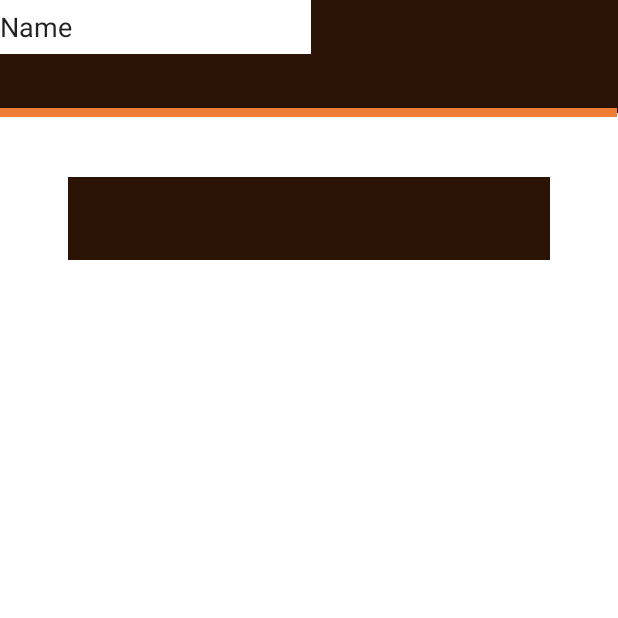
After one commit to Catherine1998/EasyBookingApp, an Android app: the CreacionCuenta screen opened directly, with no data from a screen before it, on a phone screen of 412 x 824 dp, the top half of it. The commit adds this screen. Run offline under Robolectric (Android 15) with nearby library versions, the phone set to English and light mode, and no system bars.

Commit message:
Pagina creacion cuenta

```diff
--- a/app/src/main/AndroidManifest.xml
+++ b/app/src/main/AndroidManifest.xml
@@ -2,6 +2,9 @@
 <manifest xmlns:android="http://schemas.android.com/apk/res/android"
     xmlns:tools="http://schemas.android.com/tools"
     package="com.example.easybookingapp">
+
+    <uses-permission android:name="android.permission.INTERNET" />
+    <uses-permission android:name="android.permission.ACCESS_NETWORK_STATE" />
 
     <application
         android:allowBackup="true"
@@ -13,6 +16,9 @@
         android:supportsRtl="true"
         android:theme="@style/Theme.EasyBookingApp"
         tools:targetApi="31">
+        <activity
+            android:name=".CreacionCuenta"
+            android:exported="false" />
         <activity
             android:name=".Inicio"
             android:exported="false" />
@@ -26,6 +32,5 @@
             </intent-filter>
         </activity>
     </application>
-    <uses-permission android:name="android.permission.INTERNET" />
-    <uses-permission android:name="android.permission.ACCESS_NETWORK_STATE" />
+
 </manifest>
--- /dev/null
+++ b/app/src/main/java/com/example/easybookingapp/CreacionCuenta.java
@@ -0,0 +1,14 @@
+package com.example.easybookingapp;
+
+import androidx.appcompat.app.AppCompatActivity;
+
+import android.os.Bundle;
+
+public class CreacionCuenta extends AppCompatActivity {
+
+    @Override
+    protected void onCreate(Bundle savedInstanceState) {
+        super.onCreate(savedInstanceState);
+        setContentView(R.layout.activity_creacion_cuenta);
+    }
+}
--- /dev/null
+++ b/app/src/main/res/layout/activity_creacion_cuenta.xml
@@ -0,0 +1,119 @@
+<?xml version="1.0" encoding="utf-8"?>
+<androidx.constraintlayout.widget.ConstraintLayout xmlns:android="http://schemas.android.com/apk/res/android"
+    xmlns:app="http://schemas.android.com/apk/res-auto"
+    xmlns:tools="http://schemas.android.com/tools"
+    android:layout_width="match_parent"
+    android:layout_height="match_parent"
+    android:scrollbarSize="20dp"
+    tools:context=".CreacionCuenta">
+
+    <androidx.appcompat.widget.Toolbar
+        android:id="@+id/toolbar18"
+        android:layout_width="409dp"
+        android:layout_height="wrap_content"
+        android:background="?attr/colorPrimary"
+        android:minHeight="?attr/actionBarSize"
+        android:theme="?attr/actionBarTheme"
+        tools:layout_editor_absoluteX="2dp"
+        tools:layout_editor_absoluteY="350dp" />
+
+    <androidx.appcompat.widget.Toolbar
+        android:id="@+id/toolbar9"
+        android:layout_width="415dp"
+        android:layout_height="75dp"
+        android:background="?attr/colorPrimary"
+        android:minHeight="?attr/actionBarSize"
+        android:theme="?attr/actionBarTheme"
+        app:layout_constraintEnd_toEndOf="parent"
+        app:layout_constraintHorizontal_bias="1.0"
+        app:layout_constraintStart_toStartOf="parent"
+        app:layout_constraintTop_toTopOf="parent" />
+
+    <androidx.appcompat.widget.Toolbar
+        android:id="@+id/toolbar10"
+        android:layout_width="411dp"
+        android:layout_height="6dp"
+        android:layout_marginTop="72dp"
+        android:background="@color/naranja"
+        android:minHeight="?attr/actionBarSize"
+        android:theme="?attr/actionBarTheme"
+        app:layout_constraintEnd_toEndOf="parent"
+        app:layout_constraintHorizontal_bias="0.0"
+        app:layout_constraintStart_toStartOf="parent"
+        app:layout_constraintTop_toTopOf="parent" />
+
+    <TextView
+        android:id="@+id/textView15"
+        android:layout_width="wrap_content"
+        android:layout_height="wrap_content"
+        android:text="@string/TxtCreacionC"
+        android:textColor="@color/white"
+        android:textSize="20sp"
+        android:textStyle="bold"
+        tools:layout_editor_absoluteX="26dp"
+        tools:layout_editor_absoluteY="26dp" />
+
+    <androidx.appcompat.widget.Toolbar
+        android:id="@+id/toolbar14"
+        android:layout_width="321dp"
+        android:layout_height="55dp"
+        android:layout_marginTop="40dp"
+        android:background="?attr/colorPrimary"
+        android:minHeight="?attr/actionBarSize"
+        android:theme="?attr/actionBarTheme"
+        app:layout_constraintEnd_toEndOf="parent"
+        app:layout_constraintStart_toStartOf="parent"
+        app:layout_constraintTop_toBottomOf="@+id/toolbar10" />
+
+    <androidx.appcompat.widget.Toolbar
+        android:id="@+id/toolbar15"
+        android:layout_width="409dp"
+        android:layout_height="wrap_content"
+        android:background="?attr/colorPrimary"
+        android:minHeight="?attr/actionBarSize"
+        android:theme="?attr/actionBarTheme"
+        tools:layout_editor_absoluteX="2dp"
+        tools:layout_editor_absoluteY="248dp" />
+
+    <androidx.appcompat.widget.Toolbar
+        android:id="@+id/toolbar16"
+        android:layout_width="409dp"
+        android:layout_height="wrap_content"
+        android:background="?attr/colorPrimary"
+        android:minHeight="?attr/actionBarSize"
+        android:theme="?attr/actionBarTheme"
+        tools:layout_editor_absoluteX="3dp"
+        tools:layout_editor_absoluteY="550dp" />
+
+    <androidx.appcompat.widget.Toolbar
+        android:id="@+id/toolbar19"
+        android:layout_width="409dp"
+        android:layout_height="wrap_content"
+        android:background="?attr/colorPrimary"
+        android:minHeight="?attr/actionBarSize"
+        android:theme="?attr/actionBarTheme"
+        tools:layout_editor_absoluteX="1dp"
+        tools:layout_editor_absoluteY="627dp" />
+
+    <androidx.appcompat.widget.Toolbar
+        android:id="@+id/toolbar17"
+        android:layout_width="409dp"
+        android:layout_height="wrap_content"
+        android:background="?attr/colorPrimary"
+        android:minHeight="?attr/actionBarSize"
+        android:theme="?attr/actionBarTheme"
+        tools:layout_editor_absoluteX="-3dp"
+        tools:layout_editor_absoluteY="449dp" />
+
+    <EditText
+        android:id="@+id/editTextTextPersonName"
+        android:layout_width="207dp"
+        android:layout_height="36dp"
+        android:background="@color/white"
+        android:ems="10"
+        android:inputType="textPersonName"
+        android:text="Name"
+        tools:layout_editor_absoluteX="128dp"
+        tools:layout_editor_absoluteY="127dp" />
+
+</androidx.constraintlayout.widget.ConstraintLayout>
--- a/app/src/main/res/values/strings.xml
+++ b/app/src/main/res/values/strings.xml
@@ -24,6 +24,15 @@
     <string name="TxtTipoComida1">Comida gourmet</string>
     <string name="TxtTipoComida2">Pizzería</string>
 
+    <string name="TxtCreacionC">Crear cuenta</string>
+
+
+    <string name="TxtNombre">Crear cuenta</string>
+    <string name="TxtApellido">Crear cuenta</string>
+    <string name="TxtFechaNac">Crear cuenta</string>
+    <string name="TxtCorreoElect">Crear cuenta</string>
+    <string name="TxtContra">Crear cuenta</string>
+    <string name="TxtConfir">Crear cuenta</string>
 
 
 </resources>
```
